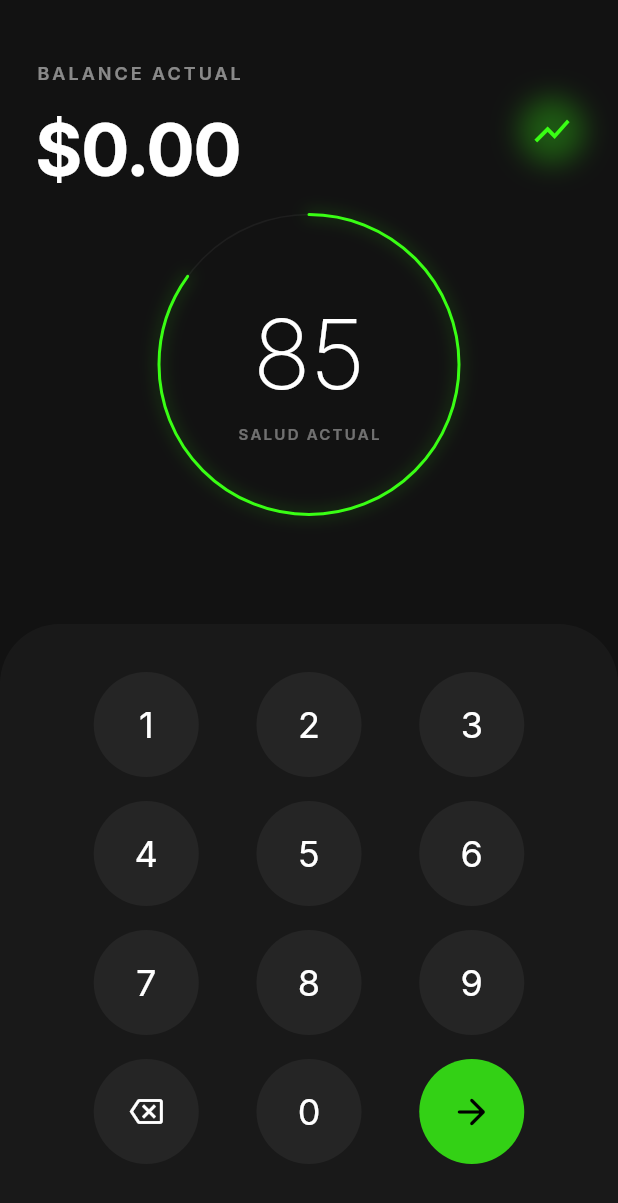
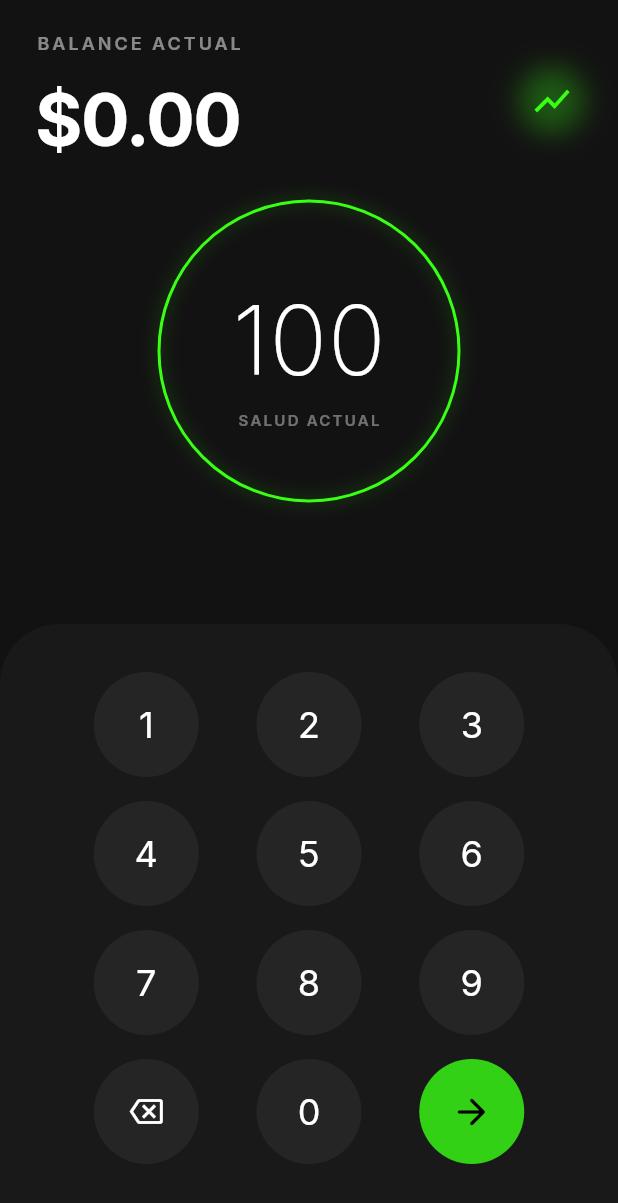
Before and after one commit to HMMierez/PULSE_APP, a Flutter app: the screen it shows once a user with an empty profile is signed in, on a phone screen of 412 x 824 dp. Shown: the top 1203 px of the screen. Run offline on Flutter 3.47's test engine with Material 3 defaults, Android fonts, the phone set to English and light mode, and no system bars; our stand-ins replace cloud_firestore, firebase_auth, firebase_core, google_fonts, google_sign_in; accounts and stored records are empty.

Commit message:
fix: Teclado ripple, historial visible y salud dinámica

```diff
--- a/lib/main.dart
+++ b/lib/main.dart
@@ -305,8 +305,6 @@ class _HomeScreenState extends State<HomeScreen> {
 
     setState(() {
       _amount = "0";
-      // Pulse-Brain: Actualización instantánea visual
-      _healthScore = (_healthScore - 2).clamp(0, 100);
     });
 
     // Trigger visual heartbeat on the center circle
@@ -315,10 +313,6 @@ class _HomeScreenState extends State<HomeScreen> {
 
   void _deleteTransaction(String docId) {
     FirebaseFirestore.instance.collection('Money_Flow').doc(docId).delete();
-    setState(() {
-      // Pulse-Brain: Recalculate or just visual feedback
-      _healthScore = (_healthScore + 2).clamp(0, 100);
-    });
   }
 
   /**
@@ -338,8 +332,26 @@ class _HomeScreenState extends State<HomeScreen> {
         child: Column(
           children: [
             Expanded(
-              child: Padding(
-                padding: const EdgeInsets.symmetric(horizontal: 24.0, vertical: 40.0),
+              child: StreamBuilder<QuerySnapshot>(
+                stream: FirebaseFirestore.instance
+                    .collection('Money_Flow')
+                    .where('userId', isEqualTo: FirebaseAuth.instance.currentUser?.uid)
+                    .snapshots(),
+                builder: (context, snapshot) {
+                  double totalExpenses = 0;
+                  if (snapshot.hasData) {
+                    for (var doc in snapshot.data!.docs) {
+                      totalExpenses += (doc.data() as Map<String, dynamic>)['amount'] ?? 0.0;
+                    }
+                  }
+
+                  // PULSE-BRAIN: Dynamic Health Score Algorithm
+                  // S = ((Budget - Expenses) / Budget) * 100
+                  const double budget = 5000.0; // Default budget for demo
+                  double dynamicScore = ((budget - totalExpenses) / budget * 100).clamp(0, 100);
+
+                  return Padding(
+                    padding: const EdgeInsets.symmetric(horizontal: 24.0, vertical: 20.0),
                     child: Column(
                       crossAxisAlignment: CrossAxisAlignment.start,
                       children: [
@@ -371,23 +383,29 @@ class _HomeScreenState extends State<HomeScreen> {
                                 ),
                               ],
                             ),
-                        const _GlowingPulseLogo(), // PULSE-VISUAL: Branding identity
+                            const _GlowingPulseLogo(),
                           ],
                         ),
-                    const Spacer(),
+                        const SizedBox(height: 20),
                         // CENTER: The Pulse (Health Score)
                         Center(
-                      child: HealthCircle(key: _healthCircleKey, score: _healthScore),
+                          child: HealthCircle(key: _healthCircleKey, score: dynamicScore),
                         ),
-                    const Spacer(),
-                    // ACTIONS: Smart Categories (Only visible with active amount)
+                        // PULSE-CORE: Transaction History Timeline
+                        const SizedBox(height: 20),
+                        Expanded(
+                          child: TransactionHistory(onDelete: _deleteTransaction),
+                        ),
+                        // ACTIONS: Smart Categories
                         if (_amount != "0")
                           SmartCategories(
                             onCategoryTap: _processTransaction,
                           ),
-                    const SizedBox(height: 24),
+                        const SizedBox(height: 12),
                       ],
                     ),
+                  );
+                }
               ),
             ),
             // INPUT: Glassmorphism Keypad
@@ -645,11 +663,13 @@ class _KeypadButtonState extends State<KeypadButton> with SingleTickerProviderSt
     final bool isNext = widget.label == "next";
     final bool isDelete = widget.label == "delete";
 
-    return GestureDetector(
-      onTap: () {
-        _controller.forward(from: 0.0);
-        widget.onTap();
-      },
+    return Material(
+      color: Colors.transparent,
+      child: InkWell(
+        onTap: widget.onTap,
+        borderRadius: BorderRadius.circular(35),
+        splashColor: const Color(0xFF39FF14).withOpacity(0.2),
+        highlightColor: const Color(0xFF39FF14).withOpacity(0.1),
         child: AnimatedBuilder(
           animation: _glowAnimation,
           builder: (context, child) {
@@ -659,21 +679,15 @@ class _KeypadButtonState extends State<KeypadButton> with SingleTickerProviderSt
               decoration: BoxDecoration(
                 color: isNext
                     ? const Color(0xFF39FF14).withOpacity(0.8)
-                  : Colors.white.withOpacity(0.05 + (_glowAnimation.value * 0.05)),
+                    : Colors.white.withOpacity(0.05),
                 shape: BoxShape.circle,
-              boxShadow: [
-                if (_glowAnimation.value > 0 && !isNext)
-                  BoxShadow(
-                    color: const Color(0xFF39FF14).withOpacity(0.2 * _glowAnimation.value),
-                    blurRadius: 10,
-                  )
-              ],
               ),
               child: Center(
                 child: _buildLabel(isDelete, isNext),
               ),
             );
           },
+        ),
       ),
     );
   }
@@ -763,14 +777,9 @@ class _HealthCircleState extends State<HealthCircle> with TickerProviderStateMix
           child: Stack(
             alignment: Alignment.center,
             children: [
-              AnimatedBuilder(
-                animation: _drawAnimation,
-                builder: (context, child) {
-                  return CustomPaint(
+              CustomPaint(
                 size: const Size(200, 200),
-                    painter: _HealthCirclePainter(progress: _drawAnimation.value),
-                  );
-                },
+                painter: _HealthCirclePainter(progress: widget.score / 100),
               ),
               Column(
                 mainAxisSize: MainAxisSize.min,
@@ -798,6 +807,58 @@ class _HealthCircleState extends State<HealthCircle> with TickerProviderStateMix
           ),
         ),
       ),
+    );
+  }
+}
+
+class TransactionHistory extends StatelessWidget {
+  final Function(String) onDelete;
+  const TransactionHistory({super.key, required this.onDelete});
+
+  IconData _getIcon(String cat) {
+    switch(cat) {
+      case 'Comida': return Icons.restaurant;
+      case 'Transporte': return Icons.directions_car;
+      case 'Ocio': return Icons.confirmation_number;
+      default: return Icons.more_horiz;
+    }
+  }
+
+  @override
+  Widget build(BuildContext context) {
+    final user = FirebaseAuth.instance.currentUser;
+    return StreamBuilder<QuerySnapshot>(
+      stream: FirebaseFirestore.instance
+          .collection('Money_Flow')
+          .where('userId', isEqualTo: user?.uid)
+          .orderBy('timestamp', descending: true)
+          .limit(10)
+          .snapshots(),
+      builder: (context, snapshot) {
+        if (!snapshot.hasData) return const SizedBox();
+        final docs = snapshot.data!.docs;
+        return ListView.builder(
+          itemCount: docs.length,
+          itemBuilder: (context, index) {
+            final data = docs[index].data() as Map<String, dynamic>;
+            return Dismissible(
+              key: Key(docs[index].id),
+              direction: DismissDirection.endToStart,
+              onDismissed: (_) => onDelete(docs[index].id),
+              background: Container(
+                alignment: Alignment.centerRight,
+                padding: const EdgeInsets.only(right: 20),
+                child: const Icon(Icons.delete_outline, color: Colors.redAccent),
+              ),
+              child: ListTile(
+                leading: Icon(_getIcon(data['category']), color: const Color(0xFF39FF14), size: 18),
+                title: Text(data['category'].toString().toUpperCase(), style: GoogleFonts.inter(color: Colors.white70, fontSize: 10, letterSpacing: 1.2)),
+                trailing: Text('-\$${data['amount']}', style: GoogleFonts.inter(color: Colors.white, fontWeight: FontWeight.bold)),
+              ),
+            );
+          },
+        );
+      },
     );
   }
 }
```
Lines whose indentation alone changed are shown as unchanged.
